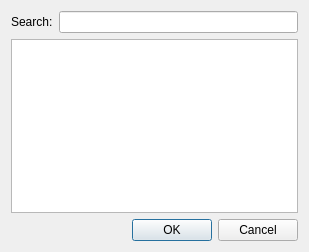
This is libs/guibase/coordinatesystemselectdialog.ui in i-RIC/prepost-gui as Qt 5 draws it before an edit. The edited form follows.
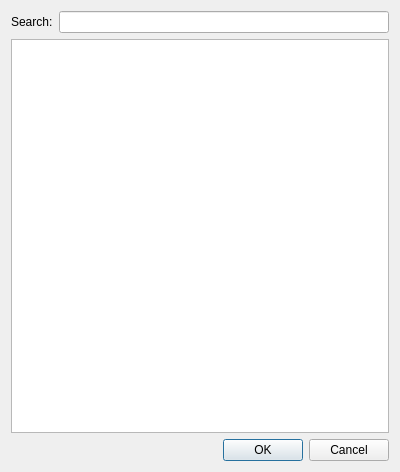
This is the edited form.

Diff of the .ui file:
```diff
--- a/libs/guibase/coordinatesystemselectdialog.ui
+++ b/libs/guibase/coordinatesystemselectdialog.ui
@@ -6,8 +6,8 @@
    <rect>
     <x>0</x>
     <y>0</y>
-    <width>309</width>
-    <height>252</height>
+    <width>400</width>
+    <height>472</height>
    </rect>
   </property>
   <property name="windowTitle">
```
